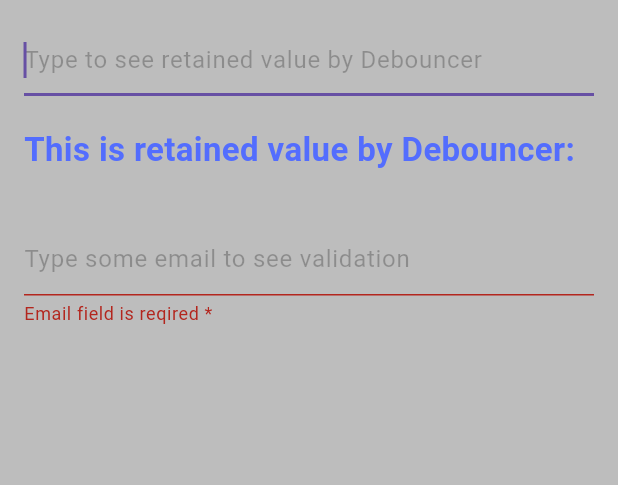
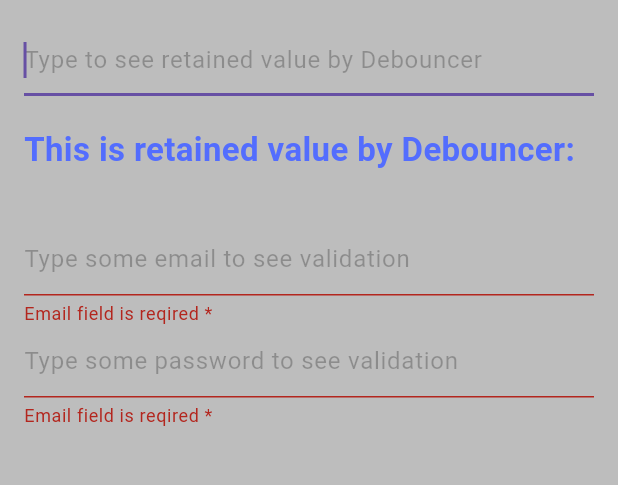
Before and after one commit to sssloba/flutter_techniques, a Flutter app: the DebouncerDemo screen opened directly, on a phone screen of 412 x 824 dp, the part 84-569 px from its top. Run offline on Flutter 3.47's test engine with Material 3 defaults, Android fonts, the light colour scheme and no system bars.

Commit message:
password-validation-demo

```diff
--- a/lib/screens/deboncer/debouncer_demo.dart
+++ b/lib/screens/deboncer/debouncer_demo.dart
@@ -15,6 +15,7 @@ class _DebouncerDemoState extends State<DebouncerDemo> {
   final TextEditingController _debounceDemoTextController =
       TextEditingController();
   final TextEditingController _emailTextController = TextEditingController();
+  final TextEditingController _passwordTextController = TextEditingController();
   final Debouncer _debouncer = Debouncer(milliseconds: 600);
 
   String retainedValue = '';
@@ -23,6 +24,7 @@ class _DebouncerDemoState extends State<DebouncerDemo> {
   void dispose() {
     _debounceDemoTextController.dispose();
     _emailTextController.dispose();
+    _passwordTextController.dispose();
     super.dispose();
   }
 
@@ -70,12 +72,11 @@ class _DebouncerDemoState extends State<DebouncerDemo> {
               ),
             ),
 
-            // email validations
+            // email validation
             TextFormField(
               controller: _emailTextController,
               autovalidateMode: AutovalidateMode.onUserInteraction,
               //key: formKey,
-              autofocus: true,
               decoration: const InputDecoration(
                 hintText: 'Type some email to see validation',
                 hintStyle: TextStyle(
@@ -91,6 +92,28 @@ class _DebouncerDemoState extends State<DebouncerDemo> {
                 return isEmail ? 'Email form is ok' : 'Invalid email form';
               },
             ),
+
+            // password validation
+            TextFormField(
+              controller: _passwordTextController,
+              autovalidateMode: AutovalidateMode.onUserInteraction,
+              decoration: const InputDecoration(
+                hintText: 'Type some password to see validation',
+                hintStyle: TextStyle(
+                  color: Colors.black26,
+                ),
+                errorText: 'Email field is reqired *',
+              ),
+              validator: (value) {
+                if (value == null || value.trim().isEmpty) {
+                  return 'Password cannot be empty *';
+                }
+                final bool isEmail = Validators().strongPassword(value);
+                return isEmail
+                    ? 'Password is strong!!! 😎'
+                    : 'Password is week ☹';
+              },
+            ),
           ],
         ),
       ),
```
